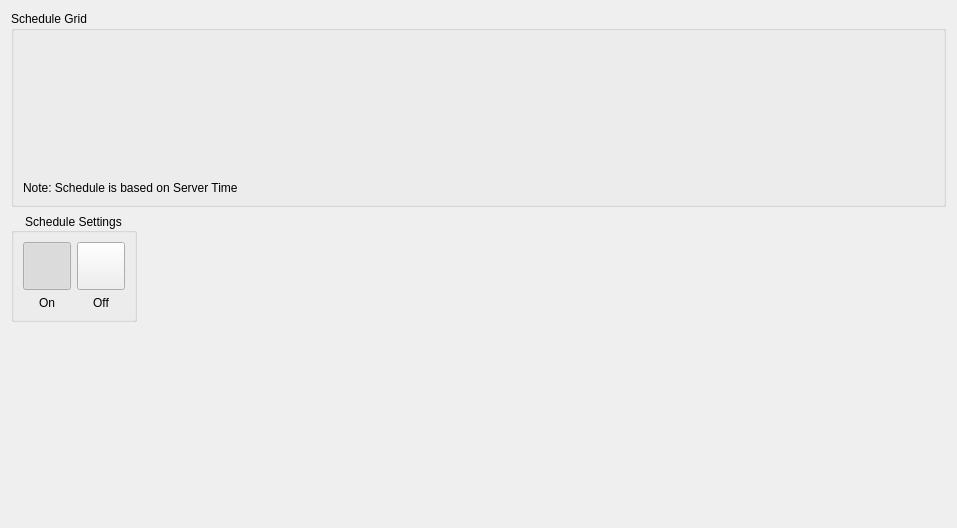
Old version of the form client/src/ui/widgets/properties/weektime_schedule_widget.ui in the repository networkoptix/nx_open.
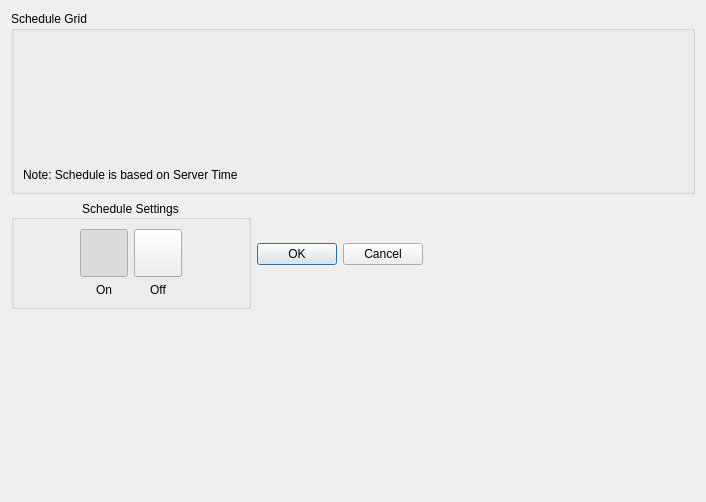
New version of the form. Custom widgets are drawn as their Qt base class.

Commit message:
schedule for events widget
<==== Mercurial data ====>
Branch: master

```diff
--- a/client/src/ui/widgets/properties/weektime_schedule_widget.ui
+++ b/client/src/ui/widgets/properties/weektime_schedule_widget.ui
@@ -6,8 +6,8 @@
    <rect>
     <x>0</x>
     <y>0</y>
-    <width>957</width>
-    <height>528</height>
+    <width>706</width>
+    <height>502</height>
    </rect>
   </property>
   <property name="windowTitle">
@@ -62,6 +62,12 @@
          <verstretch>0</verstretch>
         </sizepolicy>
        </property>
+       <property name="minimumSize">
+        <size>
+         <width>0</width>
+         <height>0</height>
+        </size>
+       </property>
        <property name="maximumSize">
         <size>
          <width>240</width>
@@ -77,6 +83,19 @@
        <layout class="QVBoxLayout" name="verticalLayout_4">
         <item>
          <layout class="QHBoxLayout" name="horizontalLayout_4">
+          <item>
+           <spacer name="horizontalSpacer">
+            <property name="orientation">
+             <enum>Qt::Horizontal</enum>
+            </property>
+            <property name="sizeHint" stdset="0">
+             <size>
+              <width>16</width>
+              <height>20</height>
+             </size>
+            </property>
+           </spacer>
+          </item>
           <item>
            <layout class="QVBoxLayout" name="verticalLayout">
             <item>
@@ -194,11 +213,40 @@
             </item>
            </layout>
           </item>
+          <item>
+           <spacer name="horizontalSpacer_2">
+            <property name="orientation">
+             <enum>Qt::Horizontal</enum>
+            </property>
+            <property name="sizeHint" stdset="0">
+             <size>
+              <width>40</width>
+              <height>20</height>
+             </size>
+            </property>
+           </spacer>
+          </item>
          </layout>
         </item>
        </layout>
       </widget>
      </item>
+     <item>
+      <widget class="QDialogButtonBox" name="buttonBox">
+       <property name="sizePolicy">
+        <sizepolicy hsizetype="Fixed" vsizetype="Fixed">
+         <horstretch>0</horstretch>
+         <verstretch>0</verstretch>
+        </sizepolicy>
+       </property>
+       <property name="standardButtons">
+        <set>QDialogButtonBox::Cancel|QDialogButtonBox::Ok</set>
+       </property>
+       <property name="centerButtons">
+        <bool>false</bool>
+       </property>
+      </widget>
+     </item>
      <item>
       <spacer name="horizontalSpacer_3">
        <property name="orientation">
```
Left out of the diff: 4 changed lines with no effect on the pictures. The commit also changes 3 other files.
